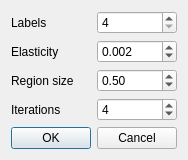
vincentleon/MEPP, file src/components/Analysis/Correspondence/src/dialSettings.ui: the form before one commit.
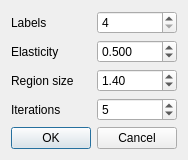
The form after the commit.

Patch:
```diff
--- a/src/components/Analysis/Correspondence/src/dialSettings.ui
+++ b/src/components/Analysis/Correspondence/src/dialSettings.ui
@@ -56,7 +56,7 @@
         <double>100.000000000000000</double>
        </property>
        <property name="value">
-        <double>0.002000000000000</double>
+        <double>0.500000000000000</double>
        </property>
       </widget>
      </item>
@@ -80,7 +80,7 @@
         <double>0.000000000000000</double>
        </property>
        <property name="value">
-        <double>0.500000000000000</double>
+        <double>1.400000000000000</double>
        </property>
       </widget>
      </item>
@@ -97,7 +97,7 @@
         <number>1</number>
        </property>
        <property name="value">
-        <number>4</number>
+        <number>5</number>
        </property>
       </widget>
      </item>
```
